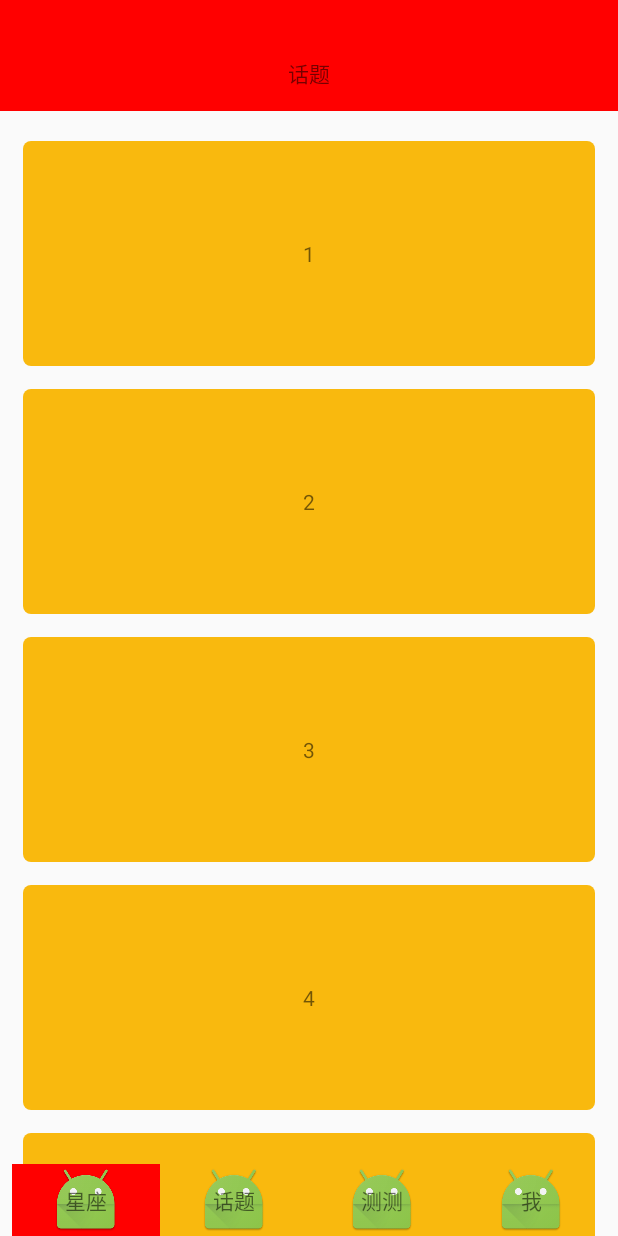
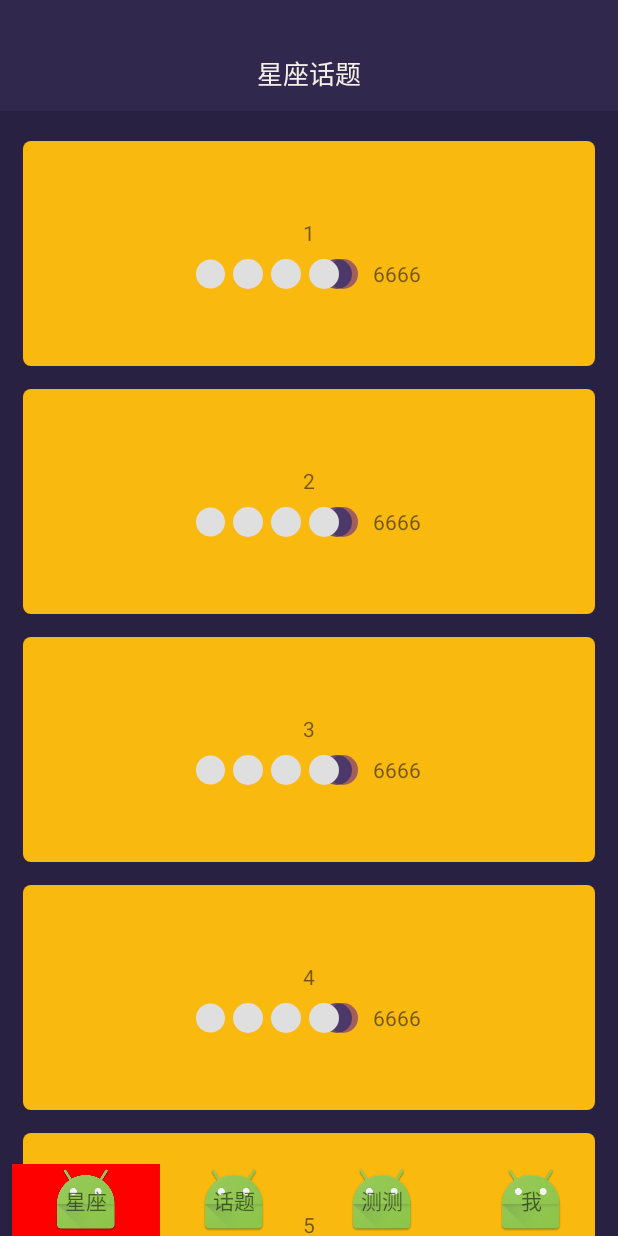
Before and after one commit to mumuling/Lilith, an Android app: the fragment HTFragment placed in its activity, on a phone screen of 412 x 824 dp. Run offline under Robolectric (Android 15) with nearby library versions, the phone set to English and light mode, and no system bars; our stand-ins replace ButterKnife, CircleImageView, EventBus, RxJava; libraries missing offline, so code that uses them is left out: com.alibaba.android, com.alibaba.fastjson, io.reactivex.internal; network calls fail; pictures from the network do not load.

Commit message:
话题UI，BaseToolBar 的颜色和title的字体

```diff
--- a/app/src/main/java/com/youloft/lilith/common/utils/NetUtil.java
+++ b/app/src/main/java/com/youloft/lilith/common/utils/NetUtil.java
@@ -59,6 +59,7 @@ public class NetUtil {
      * @return
      */
     public static NetworkInfo getActiveNetworkInfo() {
+
         return ((ConnectivityManager) Utils.getContext().getSystemService(Context.CONNECTIVITY_SERVICE)).getActiveNetworkInfo();
     }
 }
--- /dev/null
+++ b/app/src/main/java/com/youloft/lilith/topic/widget/TopicUserImageLayout.java
@@ -0,0 +1,29 @@
+package com.youloft.lilith.topic.widget;
+
+import android.content.Context;
+import android.util.AttributeSet;
+import android.view.LayoutInflater;
+import android.widget.RelativeLayout;
+
+import com.youloft.lilith.R;
+
+/**
+ *
+ */
+
+public class TopicUserImageLayout extends RelativeLayout {
+    private Context mContext;
+
+
+    public TopicUserImageLayout(Context context) {
+        this(context,null);
+        this.mContext = context;
+        LayoutInflater.from(context).inflate(R.layout.layout_topic_user_image,this);
+    }
+
+    public TopicUserImageLayout(Context context, AttributeSet attrs) {
+        super(context, attrs);
+        this.mContext = context;
+        LayoutInflater.from(context).inflate(R.layout.layout_topic_user_image,this);
+    }
+}
--- a/app/src/main/java/com/youloft/lilith/ui/fragment/HTFragment.java
+++ b/app/src/main/java/com/youloft/lilith/ui/fragment/HTFragment.java
@@ -15,6 +15,8 @@ import com.youloft.lilith.topic.TopicDetailActivity;
 import com.youloft.lilith.topic.adapter.TopicAdapter;
 import com.youloft.lilith.ui.WebActivity;
 import com.youloft.lilith.ui.view.BaseToolBar;
+
+import io.reactivex.internal.schedulers.RxThreadFactory;
 
 /**
  * Created by zchao on 2017/6/27.
@@ -35,12 +37,13 @@ public class HTFragment extends BaseFragment{
     public void onViewCreated(View view, @Nullable Bundle savedInstanceState) {
         super.onViewCreated(view, savedInstanceState);
         initView();
+
     }
 
     private void initView() {
         mToolBar = (BaseToolBar) getView().findViewById(R.id.tool_bar);
         mTopicRv = (RecyclerView) getView().findViewById(R.id.lv_topic);
-        mToolBar.setTitle("话题");
+        mToolBar.setTitle("星座话题");
         //设置recycleView
         mLayoutManager = new LinearLayoutManager(getContext());
         mLayoutManager.setOrientation(LinearLayoutManager.VERTICAL);
--- a/app/src/main/java/com/youloft/lilith/ui/view/BaseToolBar.java
+++ b/app/src/main/java/com/youloft/lilith/ui/view/BaseToolBar.java
@@ -36,7 +36,7 @@ public class BaseToolBar extends ToolBarLayout {
         super(context, attrs);
         initView(context);
         initStyles(context, attrs);
-        setBackgroundColor(Color.RED);
+        setBackgroundColor(Color.parseColor("#30284d"));
     }
 
     /**
--- a/app/src/main/res/layout/fragment_ht.xml
+++ b/app/src/main/res/layout/fragment_ht.xml
@@ -3,7 +3,8 @@
     xmlns:app="http://schemas.android.com/apk/res-auto"
     android:orientation="vertical"
     android:layout_width="match_parent"
-    android:layout_height="match_parent">
+    android:layout_height="match_parent"
+    android:background="#282142">
     <com.youloft.lilith.ui.view.BaseToolBar
         android:layout_width="match_parent"
         android:layout_height="wrap_content"
--- /dev/null
+++ b/app/src/main/res/layout/layout_topic_user_image.xml
@@ -0,0 +1,60 @@
+<?xml version="1.0" encoding="utf-8"?>
+<LinearLayout xmlns:android="http://schemas.android.com/apk/res/android"
+    android:layout_width="wrap_content"
+    android:layout_height="wrap_content"
+
+    android:orientation="horizontal">
+    <RelativeLayout
+        android:layout_width="108dp"
+        android:layout_height="wrap_content">
+    <de.hdodenhof.circleimageview.CircleImageView
+        android:layout_width="20dp"
+        android:layout_height="20dp"
+        android:id="@+id/user_image6"
+        android:layout_alignParentRight="true"
+        android:src="@drawable/div1" />
+    <de.hdodenhof.circleimageview.CircleImageView
+        android:layout_width="20dp"
+        android:layout_height="20dp"
+        android:id="@+id/user_image5"
+        android:layout_alignParentRight="true"
+        android:layout_marginRight="4dp"
+        android:src="@drawable/div2" />
+    <de.hdodenhof.circleimageview.CircleImageView
+        android:layout_width="20dp"
+        android:layout_height="20dp"
+        android:id="@+id/user_image4"
+        android:layout_toLeftOf="@id/user_image5"
+        android:layout_marginRight="-11dp"
+        android:src="@drawable/div" />
+    <de.hdodenhof.circleimageview.CircleImageView
+        android:layout_width="20dp"
+        android:layout_height="20dp"
+        android:id="@+id/user_image3"
+        android:layout_toLeftOf="@id/user_image4"
+        android:layout_marginRight="5dp"
+        android:src="@drawable/div" />
+    <de.hdodenhof.circleimageview.CircleImageView
+        android:layout_width="20dp"
+        android:layout_height="20dp"
+        android:id="@+id/user_image2"
+        android:layout_toLeftOf="@id/user_image3"
+        android:layout_marginRight="5dp"
+        android:src="@drawable/div" />
+    <de.hdodenhof.circleimageview.CircleImageView
+        android:layout_width="20dp"
+        android:layout_height="20dp"
+        android:id="@+id/user_image1"
+        android:layout_toLeftOf="@id/user_image2"
+        android:layout_marginRight="5dp"
+        android:src="@drawable/div" />
+    </RelativeLayout>
+    <TextView
+        android:layout_width="wrap_content"
+        android:layout_height="wrap_content"
+        android:layout_gravity="center_vertical"
+        android:gravity="center"
+        android:id="@+id/user_number"
+        android:layout_marginLeft="10dp"
+        android:text="6666"/>
+</LinearLayout>
--- a/app/src/main/res/layout/list_item_topic.xml
+++ b/app/src/main/res/layout/list_item_topic.xml
@@ -1,18 +1,29 @@
 <?xml version="1.0" encoding="utf-8"?>
 <FrameLayout xmlns:android="http://schemas.android.com/apk/res/android"
     android:layout_width="match_parent"
-    android:layout_height="wrap_content"
+    android:layout_height="150dp"
     android:minHeight="150dp"
     android:layout_marginBottom="15dp"
     android:background="@drawable/item_topic_box"
     android:orientation="vertical">
-
-    <TextView
-        android:layout_width="wrap_content"
+    <LinearLayout
+        android:layout_width="match_parent"
         android:layout_height="wrap_content"
-        android:id="@+id/topic_content"
-        android:text="#电话等级划分和技术开发和价格的守空房几点开始几号放假的"
-        android:maxLines="2"
-        android:layout_gravity="center"/>
+        android:layout_gravity="center"
+        android:orientation="vertical">
+        <TextView
+            android:layout_width="wrap_content"
+            android:layout_height="wrap_content"
+            android:id="@+id/topic_content"
+            android:text="#电话等级划分和技术开发和价格的守空房几点开始几号放假的"
+            android:maxLines="2"
+            android:gravity="center"
+            android:layout_gravity="center_horizontal"/>
+        <com.youloft.lilith.topic.widget.TopicUserImageLayout
+            android:layout_width="wrap_content"
+            android:layout_height="20dp"
+            android:layout_marginTop="8dp"
+            android:layout_gravity="center_horizontal"/>
+    </LinearLayout>
 
 </FrameLayout>
--- a/app/src/main/res/layout/tool_bar.xml
+++ b/app/src/main/res/layout/tool_bar.xml
@@ -15,6 +15,8 @@
             android:layout_width="wrap_content"
             android:layout_height="wrap_content"
             android:layout_gravity="center"
+            android:textColor="#f5f0e9"
+            android:textSize="17sp"
             android:text="@string/tttt" />
 
         <ImageView
--- a/app/src/main/res/values/widget_attr.xml
+++ b/app/src/main/res/values/widget_attr.xml
@@ -49,6 +49,8 @@
     </style>
 
     <drawable name="div">#FFDFDFDF</drawable>
+    <drawable name="div1">#a15e5e</drawable>
+    <drawable name="div2">#b32a2870</drawable>
 
     <declare-styleable name="AutoScaleTextView">
         <attr name="scale_lines" format="integer" />
```
